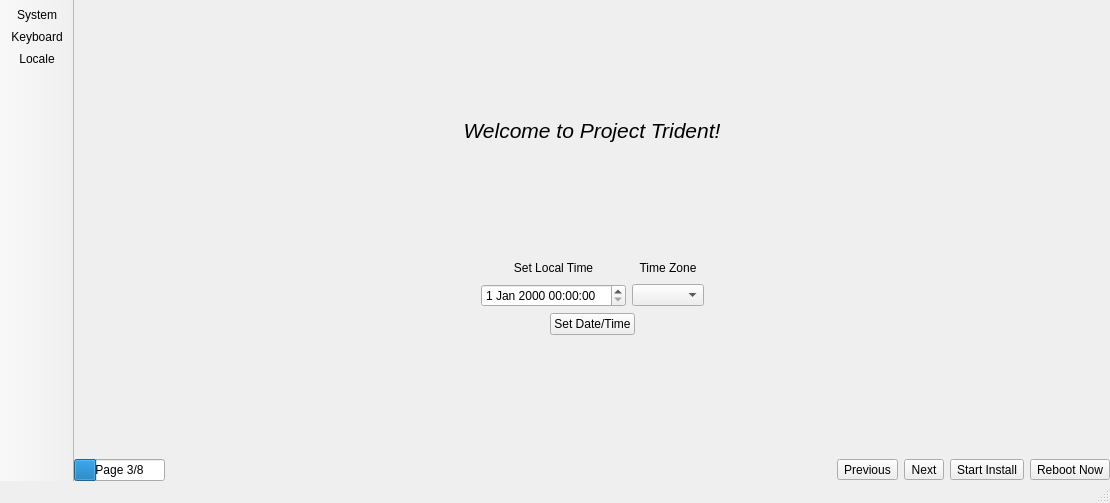
Before: the Qt Designer form mainUI.ui in project-trident/trident-installer, drawn with Qt 5.
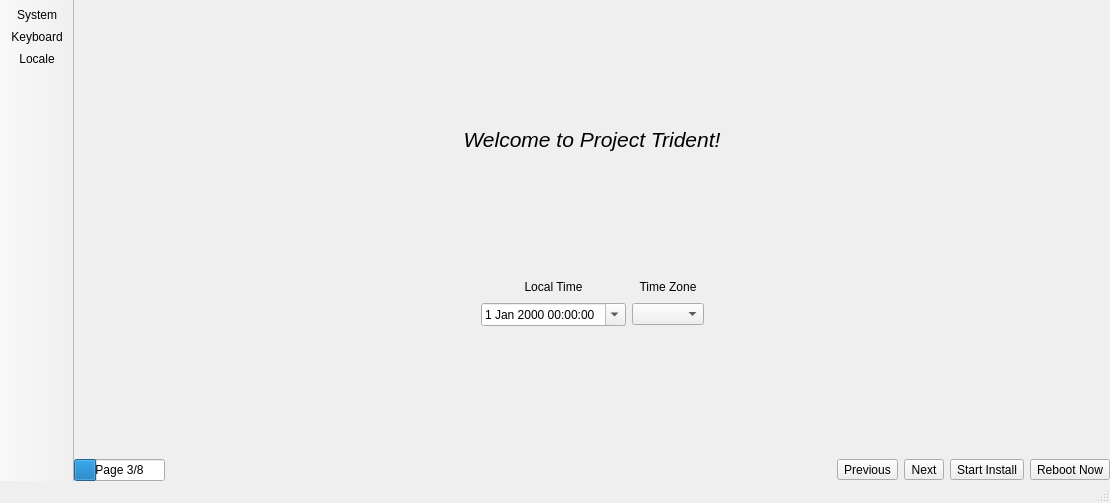
After: the same form once the commit is applied. The open tabs and pages were chosen to show the change. Icons and pictures are not drawn.

Commit message: Start writing the backend class for generating/starting the install. Get the "welcome" page all setup and functional (tied into the backend)

Diff of the .ui file:
```diff
--- a/mainUI.ui
+++ b/mainUI.ui
@@ -79,12 +79,16 @@
         <item>
          <layout class="QGridLayout" name="gridLayout">
           <item row="2" column="1">
-           <widget class="QDateTimeEdit" name="dateTimeEdit"/>
+           <widget class="QDateTimeEdit" name="dateTimeEdit">
+            <property name="calendarPopup">
+             <bool>true</bool>
+            </property>
+           </widget>
           </item>
           <item row="1" column="1">
            <widget class="QLabel" name="label_19">
             <property name="text">
-             <string>Set Local Time</string>
+             <string>Local Time</string>
             </property>
             <property name="alignment">
              <set>Qt::AlignCenter</set>
@@ -128,44 +132,11 @@
            </spacer>
           </item>
           <item row="2" column="2">
-           <widget class="QComboBox" name="comboBox_2"/>
-          </item>
-          <item row="3" column="1" colspan="2">
-           <layout class="QHBoxLayout" name="horizontalLayout_7">
-            <item>
-             <spacer name="horizontalSpacer_4">
-              <property name="orientation">
-               <enum>Qt::Horizontal</enum>
-              </property>
-              <property name="sizeHint" stdset="0">
-               <size>
-                <width>40</width>
-                <height>20</height>
-               </size>
-              </property>
-             </spacer>
-            </item>
-            <item>
-             <widget class="QPushButton" name="push_save_time">
-              <property name="text">
-               <string>Set Date/Time</string>
-              </property>
-             </widget>
-            </item>
-            <item>
-             <spacer name="horizontalSpacer_5">
-              <property name="orientation">
-               <enum>Qt::Horizontal</enum>
-              </property>
-              <property name="sizeHint" stdset="0">
-               <size>
-                <width>40</width>
-                <height>20</height>
-               </size>
-              </property>
-             </spacer>
-            </item>
-           </layout>
+           <widget class="QComboBox" name="combo_welcome_timezone">
+            <property name="sizeAdjustPolicy">
+             <enum>QComboBox::AdjustToContentsOnFirstShow</enum>
+            </property>
+           </widget>
           </item>
          </layout>
         </item>
```
Left out of the diff: 28 changed lines with no effect on the pictures. The commit also changes 5 other files.
